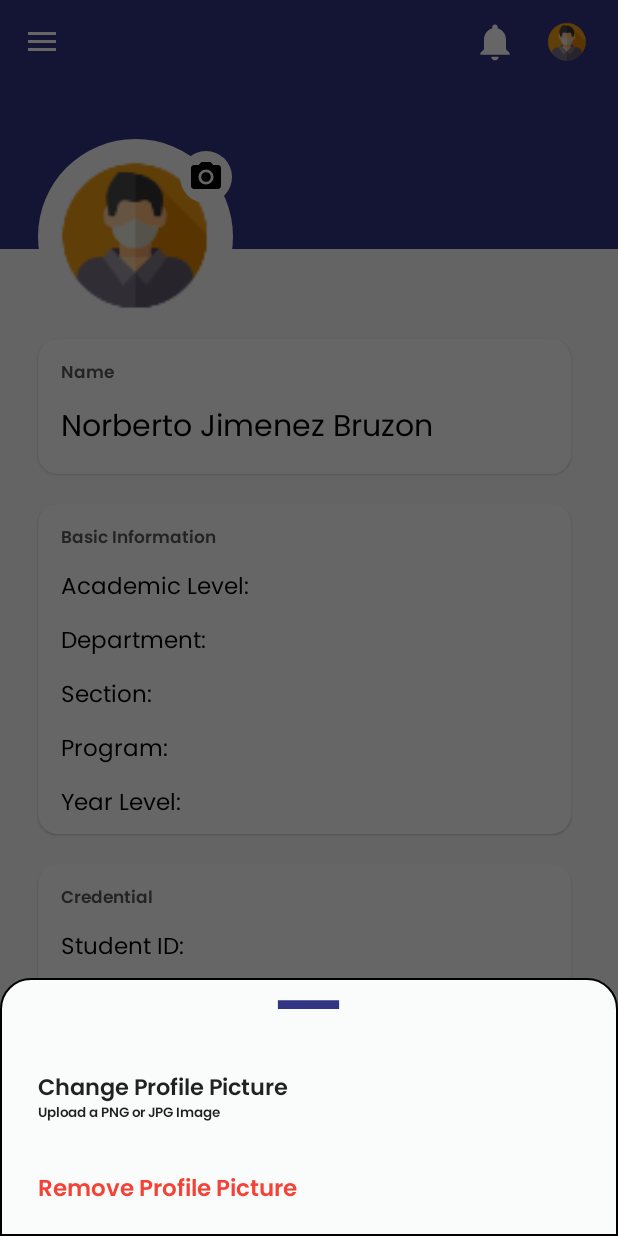
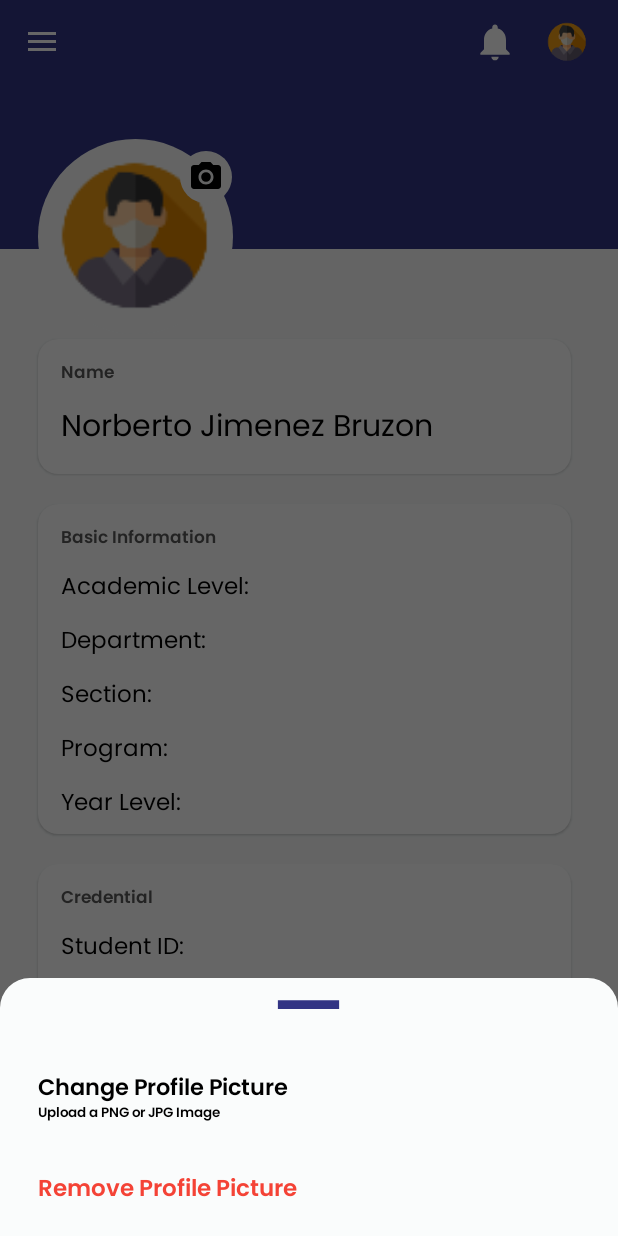
Before and after one commit to Norbz27/Amsems_Android_App, an Android app: the fragment ProfileFragment placed in its activity, after a tap on an icon or button, on a phone screen of 412 x 824 dp. Run offline under Robolectric (Android 15) with nearby library versions, the phone set to English and light mode, and no system bars; libraries missing offline, so code that uses them is left out: com.github.drjacky.imagepicker; 3 statements that could not run were skipped.

```diff
--- a/app/src/main/java/com/example/amsems/EditPassActivity.java
+++ b/app/src/main/java/com/example/amsems/EditPassActivity.java
@@ -10,6 +10,7 @@ import androidx.core.graphics.drawable.RoundedBitmapDrawableFactory;
 
 import android.annotation.SuppressLint;
 import android.content.Context;
+import android.content.SharedPreferences;
 import android.graphics.Bitmap;
 import android.graphics.BitmapFactory;
 import android.graphics.drawable.Drawable;
@@ -29,12 +30,15 @@ import java.util.Objects;
 
 public class EditPassActivity extends AppCompatActivity {
     EditText etNewPass, etCurPass, etConPass;
+    SharedPreferences sharedPreferences;
     @Override
     protected void onCreate(Bundle savedInstanceState) {
         super.onCreate(savedInstanceState);
         setContentView(R.layout.activity_edit_pass);
 
-        String studentId = getIntent().getStringExtra("STUDENT_ID");
+        sharedPreferences = getSharedPreferences("stud_info", MODE_PRIVATE);
+
+        String studentId = sharedPreferences.getString("studentID", null);
 
         etNewPass = findViewById(R.id.etNewPass);
         etCurPass = findViewById(R.id.etCurrPass);
--- a/app/src/main/java/com/example/amsems/NavigationActivity.java
+++ b/app/src/main/java/com/example/amsems/NavigationActivity.java
@@ -12,6 +12,8 @@ import androidx.core.graphics.drawable.RoundedBitmapDrawableFactory;
 import androidx.core.view.GravityCompat;
 import androidx.drawerlayout.widget.DrawerLayout;
 
+import android.content.Intent;
+import android.content.SharedPreferences;
 import android.graphics.Bitmap;
 import android.graphics.BitmapFactory;
 import android.graphics.drawable.Drawable;
@@ -33,12 +35,17 @@ import androidx.core.content.ContextCompat;
 public class NavigationActivity extends AppCompatActivity implements NavigationView.OnNavigationItemSelectedListener {
     private ImageButton profilePic;
     private DrawerLayout drawerLayout;
+    SharedPreferences sharedPreferences;
+    Intent intent;
     @Override
     protected void onCreate(Bundle savedInstanceState) {
         super.onCreate(savedInstanceState);
         setContentView(R.layout.activity_navigation);
 
-        String studentId = getIntent().getStringExtra("STUDENT_ID");
+        sharedPreferences = getSharedPreferences("stud_info", MODE_PRIVATE);
+
+
+        String studentId = sharedPreferences.getString("studentID", "null");
 
         profilePic = findViewById(R.id.btnProfile);
 
@@ -80,17 +87,17 @@ public class NavigationActivity extends AppCompatActivity implements NavigationV
             @Override
             public void onClick(View view) {
                 // Create a new instance of the ProfileFragment
-                ProfileFragment profileFragment = new ProfileFragment();
+                //ProfileFragment profileFragment = new ProfileFragment();
 
                 // Create a Bundle to pass data to the fragment
-                Bundle bundle = new Bundle();
-                bundle.putString("studId", studentId); // Replace yourUserId with the actual user ID
+                //Bundle bundle = new Bundle();
+                //bundle.putString("studId", studentId); // Replace yourUserId with the actual user ID
 
                 // Set the arguments for the fragment
-                profileFragment.setArguments(bundle);
+                //profileFragment.setArguments(bundle);
 
                 // Begin the fragment transaction and replace the existing fragment with the ProfileFragment
-                getSupportFragmentManager().beginTransaction().replace(R.id.framelayout, profileFragment).commit();
+                getSupportFragmentManager().beginTransaction().replace(R.id.framelayout, new ProfileFragment()).commit();
             }
         });
     }
@@ -134,7 +141,13 @@ public class NavigationActivity extends AppCompatActivity implements NavigationV
                 getSupportFragmentManager().beginTransaction().replace(R.id.framelayout, new SettingsFragment()).commit();
                 break;
             case R.id.nav_logout:
-                Toast.makeText(this, "Logout!", Toast.LENGTH_SHORT).show();
+                SharedPreferences.Editor editor = sharedPreferences.edit();
+                editor.clear();
+                editor.commit();
+                editor.apply();
+                intent = new Intent(this, LoginActivity.class);
+                startActivity(intent);
+                finish();
                 break;
         }
         drawerLayout.closeDrawer(GravityCompat.START);
--- a/app/src/main/java/com/example/amsems/ProfileFragment.java
+++ b/app/src/main/java/com/example/amsems/ProfileFragment.java
@@ -1,6 +1,7 @@
 package com.example.amsems;
 
 import static android.app.Activity.RESULT_OK;
+import static android.content.Context.MODE_PRIVATE;
 import static androidx.constraintlayout.helper.widget.MotionEffect.TAG;
 
 import android.annotation.SuppressLint;
@@ -9,6 +10,7 @@ import android.app.Dialog;
 import android.content.ContentResolver;
 import android.content.Context;
 import android.content.Intent;
+import android.content.SharedPreferences;
 import android.graphics.Bitmap;
 import android.graphics.BitmapFactory;
 import android.graphics.Color;
@@ -58,6 +60,7 @@ import java.sql.Connection;
 import java.sql.PreparedStatement;
 import java.sql.ResultSet;
 import java.sql.SQLException;
+import java.util.Objects;
 
 import kotlin.Unit;
 import kotlin.jvm.functions.Function1;
@@ -78,7 +81,8 @@ public class ProfileFragment extends Fragment implements NavigationView.OnNaviga
     private TextView tvAcad, tvDep, tvSec, tvProg, tvYearlvl, tvStudId, tvName;
     private ImageView profilePic;
     private Uri uri;
-
+    SharedPreferences sharedPreferences;
+    Intent intent;
     private final ActivityResultLauncher<Intent> imagePickerLauncher=
             registerForActivityResult(new ActivityResultContracts.StartActivityForResult(),(ActivityResult result)->{
                 if(result.getResultCode()==RESULT_OK){
@@ -148,24 +152,23 @@ public class ProfileFragment extends Fragment implements NavigationView.OnNaviga
             }
         });
 
-        Bundle args = getArguments();
-        if (args != null) {
-            String studId = args.getString("studId", null); // Replace -1 with a default value if needed
-            studid = studId;
-            getProfilePic(studId);
-        }
+        sharedPreferences = Objects.requireNonNull(getActivity()).getSharedPreferences("stud_info", MODE_PRIVATE);
+        String studId = sharedPreferences.getString("studentID", null);
+        studid = studId;
+        getProfilePic(studId);
+
+        intent = new Intent(getActivity(), EditPassActivity.class);
+        //Bundle args = getArguments();
+        //if (args != null) {
+        //    String studId = args.getString("studId", null); // Replace -1 with a default value if needed
+        //    studid = studId;
+        //    getProfilePic(studId);
+        //}
 
         btnEditpass.setOnClickListener(new View.OnClickListener() {
             @Override
             public void onClick(View view) {
-                Bundle args = getArguments();
-                if (args != null) {
-                    String studId = args.getString("studId", null); // Replace -1 with a default value if needed
-
-                    Intent intent = new Intent(getActivity(), EditPassActivity.class);
-                    intent.putExtra("STUDENT_ID", studId);
-                    startActivity(intent);
-                }
+                startActivity(intent);
             }
         });
         return view;
--- a/app/src/main/res/drawable/custom_drawable_bottom.xml
+++ b/app/src/main/res/drawable/custom_drawable_bottom.xml
@@ -2,5 +2,4 @@
 <shape xmlns:android="http://schemas.android.com/apk/res/android">
     <solid android:color="#FAFCFC"/>
     <corners android:topRightRadius="20dp" android:topLeftRadius="20dp"/>
-    <stroke android:color="@color/black" android:width="1dp"/>
 </shape>
--- a/app/src/main/res/layout/profile_bottom_sheet.xml
+++ b/app/src/main/res/layout/profile_bottom_sheet.xml
@@ -17,25 +17,31 @@
 
     <Button
         android:id="@+id/btnChangePic"
+        style="@style/Widget.AppCompat.Button.Borderless"
         android:layout_width="match_parent"
         android:layout_height="61dp"
+
         android:layout_marginTop="20dp"
-        android:background="#00FFFFFF"
+        android:background="#FAFCFC"
+        android:fontFamily="@font/poppins_semibold"
         android:paddingStart="25dp"
-        android:fontFamily="@font/poppins_semibold"
         android:text="@string/changePrf_button_text"
         android:textAlignment="textStart"
-        android:textAllCaps="false" />
+        android:textAllCaps="false"
+        android:textColor="#000000" />
+
     <Button
         android:id="@+id/btnRemoveProf"
+        style="@style/Widget.AppCompat.Button.Borderless"
         android:layout_width="match_parent"
+
         android:layout_height="61dp"
-        android:background="#00FFFFFF"
+        android:background="#FAFCFC"
+        android:fontFamily="@font/poppins_semibold"
         android:paddingStart="25dp"
-        android:fontFamily="@font/poppins_semibold"
         android:text="Remove Profile Picture"
+        android:textAlignment="textStart"
+        android:textAllCaps="false"
         android:textColor="#F44336"
-        android:textAlignment="textStart"
-        android:textSize="15sp"
-        android:textAllCaps="false" />
+        android:textSize="15sp" />
 </LinearLayout>
```
Also changed, not shown: app/src/main/java/com/example/amsems/LoginActivity.java (+13 -8 lines).
